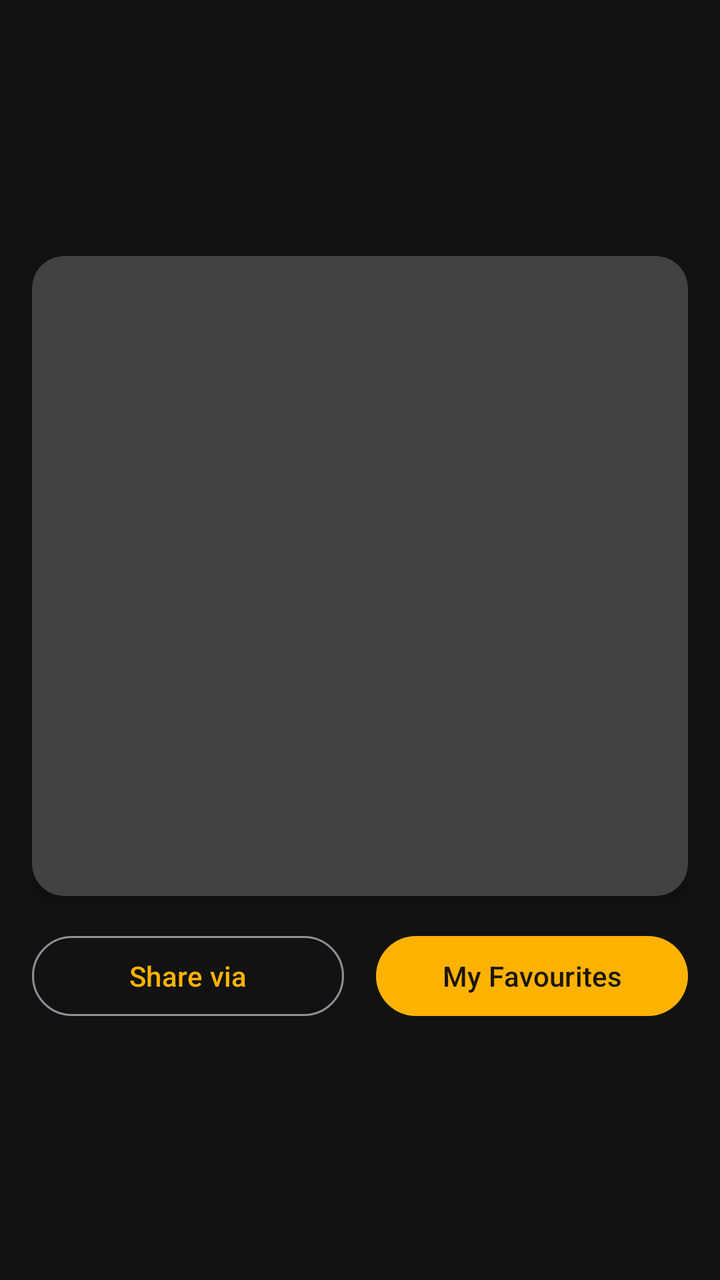
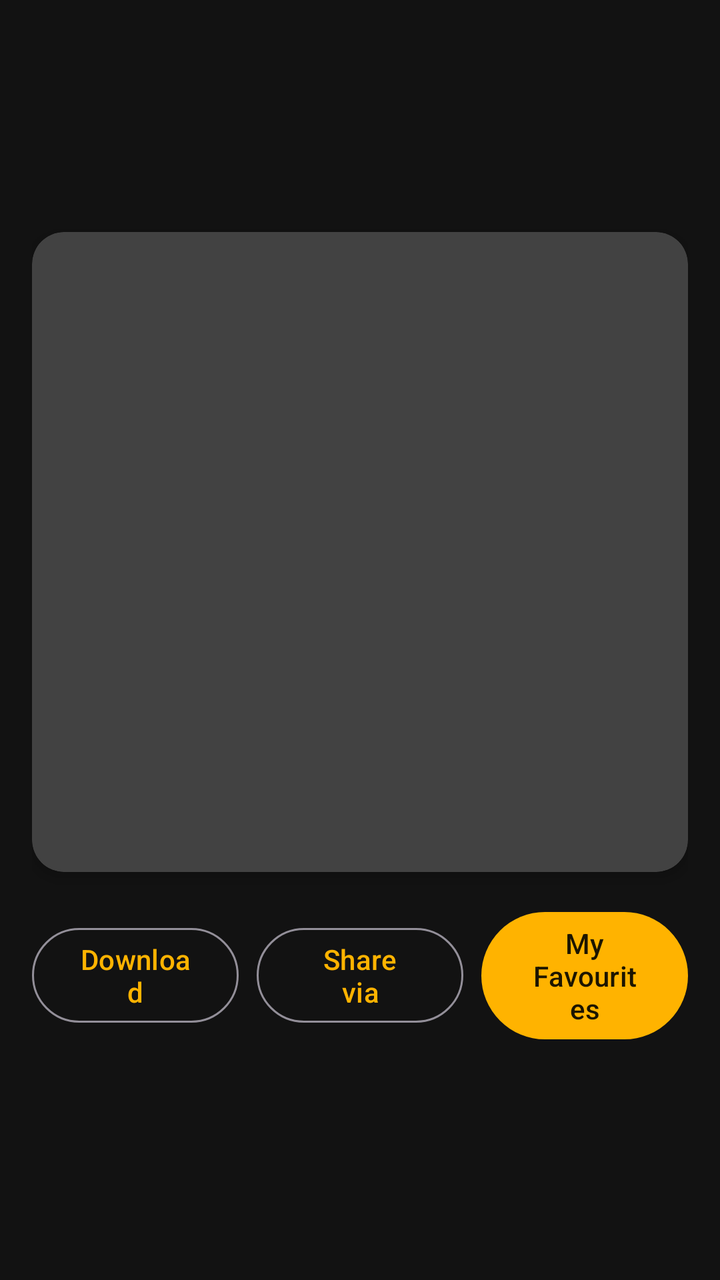

Compare the two renders of this Android layout. The source of the first and the diff that turns it into the second are given below.
<!-- AndroidManifest.xml: application theme Theme.TheCatalogue -->
<!-- res/layout/dialog_cat_preview.xml -->
<?xml version="1.0" encoding="utf-8"?>
<LinearLayout xmlns:android="http://schemas.android.com/apk/res/android"
    xmlns:app="http://schemas.android.com/apk/res-auto"
    android:layout_width="match_parent"
    android:layout_height="wrap_content"
    android:orientation="vertical"
    android:padding="16dp"
    android:gravity="center">

    <androidx.cardview.widget.CardView
        android:layout_width="match_parent"
        android:layout_height="320dp"
        app:cardCornerRadius="16dp"
        app:cardElevation="4dp">

        <ImageView
            android:id="@+id/previewCatImage"
            android:layout_width="match_parent"
            android:layout_height="match_parent"
            android:contentDescription="@string/cat_detail_title"
            android:scaleType="centerCrop" />

    </androidx.cardview.widget.CardView>

    <LinearLayout
        android:layout_width="match_parent"
        android:layout_height="wrap_content"
        android:orientation="horizontal"
        android:gravity="center"
        android:paddingTop="16dp">

        <com.google.android.material.button.MaterialButton
            android:id="@+id/btnPreviewShare"
            style="@style/Widget.Material3.Button.OutlinedButton"
            android:layout_width="0dp"
            android:layout_height="wrap_content"
            android:layout_weight="1"
            android:layout_marginEnd="8dp"
            android:text="@string/share_via" />

        <com.google.android.material.button.MaterialButton
            android:id="@+id/btnPreviewFavorite"
            android:layout_width="0dp"
            android:layout_height="wrap_content"
            android:layout_weight="1"
            android:layout_marginStart="8dp"
            android:text="@string/nav_my_favourites" />

    </LinearLayout>

</LinearLayout>
<!-- resources referenced by this layout -->
<resources>
  <string name="cat_detail_title">Cat Details</string>
  <string name="nav_my_favourites">My Favourites</string>
  <string name="share_via">Share via</string>
  <style name="Theme.TheCatalogue" parent="Theme.Material3.Dark.NoActionBar">
          <item name="colorPrimary">@color/primary_gold</item>
          <item name="colorOnPrimary">@color/on_primary_gold</item>
          <item name="colorPrimaryContainer">@color/primary_container_gold</item>
          <item name="colorOnPrimaryContainer">@color/on_primary_container_gold</item>
  
          <item name="colorSecondary">@color/crimson_red</item>
          <item name="colorOnSecondary">@color/on_crimson_red</item>
  
          <item name="android:colorBackground">@color/dark_background</item>
          <item name="colorSurface">@color/dark_surface</item>
          <item name="colorOnSurface">@color/on_dark_surface</item>
  
          <item name="android:statusBarColor">@color/dark_background</item>
          <item name="android:navigationBarColor">@color/dark_background</item>
      </style>
  <color name="primary_gold">#FFB300</color>
  <color name="on_primary_gold">#1C1500</color>
  <color name="primary_container_gold">#3A2B00</color>
  <color name="on_primary_container_gold">#FFDF9E</color>
  <color name="crimson_red">#E53935</color>
  <color name="on_crimson_red">#FFFFFF</color>
  <color name="dark_background">#121212</color>
  <color name="dark_surface">#1E1B18</color>
  <color name="on_dark_surface">#F5F5F5</color>
</resources>

<!-- the commit's change to res/layout/dialog_cat_preview.xml (unified diff, before → after) -->
@@ -30,12 +30,22 @@
         android:paddingTop="16dp">
 
         <com.google.android.material.button.MaterialButton
+            android:id="@+id/btnPreviewDownload"
+            style="@style/Widget.Material3.Button.OutlinedButton"
+            android:layout_width="0dp"
+            android:layout_height="wrap_content"
+            android:layout_weight="1"
+            android:layout_marginEnd="6dp"
+            android:text="@string/download" />
+
+        <com.google.android.material.button.MaterialButton
             android:id="@+id/btnPreviewShare"
             style="@style/Widget.Material3.Button.OutlinedButton"
             android:layout_width="0dp"
             android:layout_height="wrap_content"
             android:layout_weight="1"
-            android:layout_marginEnd="8dp"
+            android:layout_marginStart="3dp"
+            android:layout_marginEnd="3dp"
             android:text="@string/share_via" />
 
         <com.google.android.material.button.MaterialButton
@@ -43,7 +53,7 @@
             android:layout_width="0dp"
             android:layout_height="wrap_content"
             android:layout_weight="1"
-            android:layout_marginStart="8dp"
+            android:layout_marginStart="6dp"
             android:text="@string/nav_my_favourites" />
 
     </LinearLayout>
<!-- resource entries referenced after the edit -->
@@ -1,6 +1,7 @@
 <!-- resources referenced by this layout -->
 <resources>
   <string name="cat_detail_title">Cat Details</string>
+  <string name="download">Download</string>
   <string name="nav_my_favourites">My Favourites</string>
   <string name="share_via">Share via</string>
   <style name="Theme.TheCatalogue" parent="Theme.Material3.Dark.NoActionBar">
